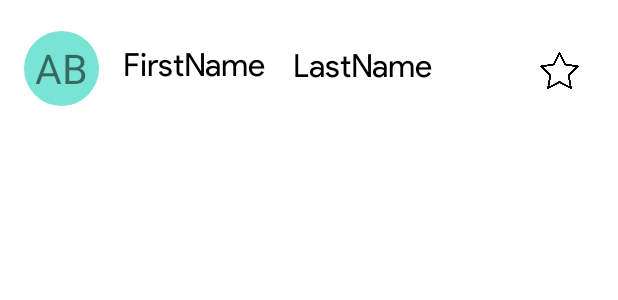
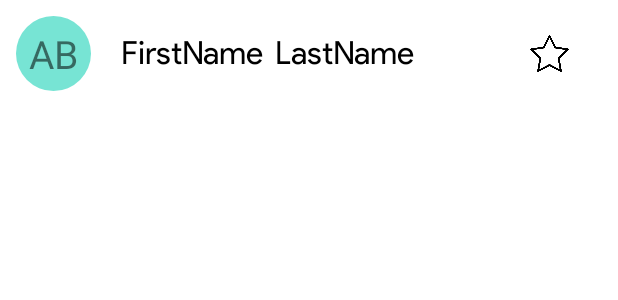
Before and after one commit to sainath-AI/MyContactList, an Android app: the layout contact_items.xml on its own in the app's theme, with its tools: preview values and no code run, on a phone screen of 412 x 824 dp. Shown: the top 300 px of the screen. Run offline under Robolectric (Android 15) with nearby library versions, the light colour scheme and no system bars.

Commit message:
some minor layout corrections

```diff
--- a/MyContactList_Daytona/app/src/main/AndroidManifest.xml
+++ b/MyContactList_Daytona/app/src/main/AndroidManifest.xml
@@ -3,7 +3,6 @@
     package="com.masai.sainath.mycontactlist_daytona">
 
     <application
-        android:name=".di.BaseApp"
         android:allowBackup="true"
         android:icon="@mipmap/ic_launcher"
         android:label="@string/app_name"
--- a/MyContactList_Daytona/app/src/main/java/com/masai/sainath/mycontactlist_daytona/dao/ContactDao.kt
+++ b/MyContactList_Daytona/app/src/main/java/com/masai/sainath/mycontactlist_daytona/dao/ContactDao.kt
@@ -12,7 +12,7 @@ interface ContactDao {
     @Query("Select * from contact")
     fun getContacts(): LiveData<List<ContactEntity>>
 
-    @Update
+    @Update(onConflict = OnConflictStrategy.REPLACE)
     fun UpdateContacts(contactEntity: ContactEntity)
 
 
--- a/MyContactList_Daytona/app/src/main/java/com/masai/sainath/mycontactlist_daytona/ui/adapters/ContactListAdapter.kt
+++ b/MyContactList_Daytona/app/src/main/java/com/masai/sainath/mycontactlist_daytona/ui/adapters/ContactListAdapter.kt
@@ -1,6 +1,5 @@
 package com.masai.sainath.mycontactlist_daytona.ui.adapters
 
-import android.annotation.SuppressLint
 import android.content.Context
 import android.content.Intent
 import android.view.LayoutInflater
@@ -28,11 +27,11 @@ class ContactListAdapter(val context: Context, var contactsLst:List<ContactEntit
         )
     }
 
-    @SuppressLint("SetTextI18n")
     override fun onBindViewHolder(holder: ContactListAdapter.ContactsViewHolder, position: Int) {
        val data=contactsLst[position]
         holder.binding.firstName.text=data.firstName
         holder.binding.LastName.text=data.lastName
+
         holder.binding.CapsText.text= data.firstName.get(0).toString() + data.lastName.get(0).toString()
 
         holder.itemView.setOnClickListener {
--- a/MyContactList_Daytona/app/src/main/java/com/masai/sainath/mycontactlist_daytona/viewmodel/ContactsViewModel.kt
+++ b/MyContactList_Daytona/app/src/main/java/com/masai/sainath/mycontactlist_daytona/viewmodel/ContactsViewModel.kt
@@ -14,7 +14,7 @@ class ContactsViewModel(application: Application): AndroidViewModel(application)
     private val repository: ContactsRepo
 
     init {
-        val dao= ContactsDatabase.getDatabase(application).getContactsDao()
+        val dao= ContactsDatabase.getDatabaseInstances(application).getContactsDao()
         repository= ContactsRepo(dao)
     }
 
--- a/MyContactList_Daytona/app/src/main/res/layout/contact_items.xml
+++ b/MyContactList_Daytona/app/src/main/res/layout/contact_items.xml
@@ -1,7 +1,5 @@
 <?xml version="1.0" encoding="utf-8"?>
-<androidx.constraintlayout.widget.ConstraintLayout xmlns:android="http://schemas.android.com/apk/res/android"
-    xmlns:app="http://schemas.android.com/apk/res-auto"
-    xmlns:tools="http://schemas.android.com/tools"
+<LinearLayout xmlns:android="http://schemas.android.com/apk/res/android"
     android:layout_width="match_parent"
     android:layout_margin="5dp"
     android:padding="5dp"
@@ -12,63 +10,55 @@
         android:id="@+id/CapsText"
         android:layout_width="50dp"
         android:layout_height="50dp"
-        android:layout_marginStart="5dp"
-        android:layout_marginTop="10dp"
-        android:layout_marginBottom="5dp"
         android:background="@drawable/redshape"
+        android:text="AB"
         android:gravity="center"
-        android:text="AB"
-        android:textSize="27sp"
-        app:layout_constraintBottom_toBottomOf="parent"
-        app:layout_constraintEnd_toStartOf="@+id/firstName"
-        app:layout_constraintStart_toStartOf="parent"
-        app:layout_constraintTop_toTopOf="parent" />
+        android:textSize="26dp"
+        android:src="@drawable/proflier"
+        />
 
     <TextView
         android:id="@+id/firstName"
         android:layout_width="wrap_content"
         android:layout_height="wrap_content"
         android:layout_gravity="center_vertical"
-        android:layout_marginStart="16dp"
+        android:layout_marginStart="20dp"
+        android:textSize="21sp"
+        android:textColor="@color/black"
         android:fontFamily="@font/sans_regular"
         android:text="FirstName"
 
-        android:textColor="@color/black"
-        android:textSize="21sp"
-        app:layout_constraintBottom_toBottomOf="parent"
-        app:layout_constraintEnd_toStartOf="@+id/LastName"
-        app:layout_constraintStart_toEndOf="@+id/CapsText"
-        app:layout_constraintTop_toTopOf="parent"
-        app:layout_constraintVertical_bias="0.5" />
-
+        />
     <TextView
         android:id="@+id/LastName"
         android:layout_width="wrap_content"
         android:layout_height="wrap_content"
         android:layout_gravity="center_vertical"
-        android:layout_marginStart="18dp"
-
+        android:layout_marginStart="7dp"
+        android:textSize="21sp"
+        android:textColor="@color/black"
         android:fontFamily="@font/sans_regular"
         android:text="LastName"
-        android:textColor="@color/black"
-        android:textSize="21sp"
-        app:layout_constraintBottom_toBottomOf="parent"
-        app:layout_constraintStart_toEndOf="@+id/firstName"
-        app:layout_constraintTop_toTopOf="parent"
-        app:layout_constraintVertical_bias="0.509" />
 
-    <ImageView
-        android:id="@+id/imageView"
-        android:layout_width="30dp"
-        android:layout_height="30dp"
+        />
+    <LinearLayout
+        android:layout_width="match_parent"
+        android:orientation="horizontal"
+        android:gravity="end"
         android:layout_gravity="center_vertical"
-        android:layout_marginStart="78dp"
-        android:layout_marginTop="21dp"
-        android:layout_marginEnd="22dp"
-        android:src="@drawable/star"
-        app:layout_constraintEnd_toEndOf="parent"
-        app:layout_constraintStart_toEndOf="@+id/LastName"
-        app:layout_constraintTop_toTopOf="parent" />
+        android:layout_height="wrap_content">
+        <ImageView
+            android:id="@+id/star"
+            android:layout_width="30dp"
+            android:layout_height="30dp"
+            android:src="@drawable/star"
+            android:layout_gravity="end"
+            android:layout_marginEnd="20dp"
+            />
+    </LinearLayout>
 
 
-</androidx.constraintlayout.widget.ConstraintLayout>
+
+
+
+</LinearLayout>
```
Also changed, not shown: MyContactList_Daytona/app/src/main/java/com/masai/sainath/mycontactlist_daytona/database/ContactsDatabase.kt (+17 -24 lines), MyContactList_Daytona/app/src/main/java/com/masai/sainath/mycontactlist_daytona/di/AppModule.kt (deleted, +0 -26 lines), MyContactList_Daytona/app/src/main/java/com/masai/sainath/mycontactlist_daytona/di/BaseApp.kt (deleted, +0 -9 lines), MyContactList_Daytona/app/src/main/java/com/masai/sainath/mycontactlist_daytona/repo/ContactsRepo.kt (+7 -3 lines), MyContactList_Daytona/app/src/main/java/com/masai/sainath/mycontactlist_daytona/ui/DetailsContacts.kt (+35 -25 lines).
